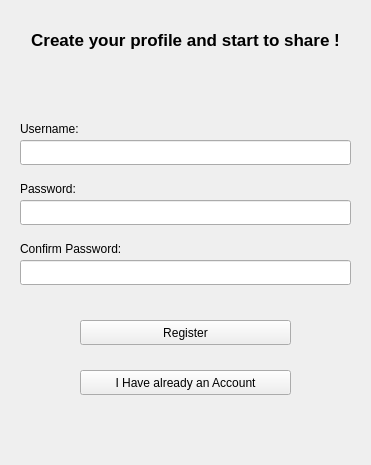
The window that Login/registrationdialog.ui (cosimo265598/Edilive) describes before a commit, drawn with Qt 5.
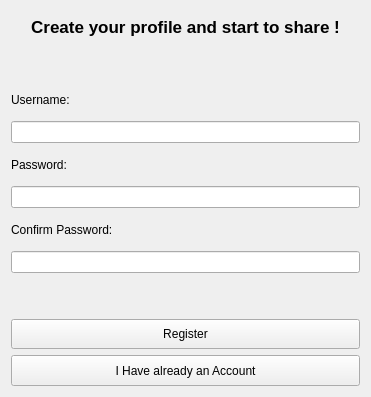
The same window after the commit.

Patch:
```diff
--- a/Login/registrationdialog.ui
+++ b/Login/registrationdialog.ui
@@ -2,104 +2,29 @@
 <ui version="4.0">
  <class>RegistrationDialog</class>
  <widget class="QWidget" name="RegistrationDialog">
+  <property name="enabled">
+   <bool>true</bool>
+  </property>
   <property name="geometry">
    <rect>
     <x>0</x>
     <y>0</y>
     <width>371</width>
-    <height>465</height>
+    <height>397</height>
    </rect>
   </property>
+  <property name="maximumSize">
+   <size>
+    <width>371</width>
+    <height>16777215</height>
+   </size>
+  </property>
   <property name="windowTitle">
    <string>Form</string>
   </property>
-  <widget class="QLineEdit" name="confirmPassword">
-   <property name="geometry">
-    <rect>
-     <x>20</x>
-     <y>260</y>
-     <width>331</width>
-     <height>25</height>
-    </rect>
-   </property>
-   <property name="text">
-    <string/>
-   </property>
-  </widget>
-  <widget class="QPushButton" name="pushButton_register">
-   <property name="geometry">
-    <rect>
-     <x>80</x>
-     <y>320</y>
-     <width>211</width>
-     <height>25</height>
-    </rect>
-   </property>
-   <property name="toolTip">
-    <string/>
-   </property>
-   <property name="autoFillBackground">
-    <bool>true</bool>
-   </property>
-   <property name="text">
-    <string>Register</string>
-   </property>
-  </widget>
-  <widget class="QLabel" name="confirmPasswordLabel">
-   <property name="geometry">
-    <rect>
-     <x>20</x>
-     <y>240</y>
-     <width>161</width>
-     <height>17</height>
-    </rect>
-   </property>
-   <property name="text">
-    <string>Confirm Password:</string>
-   </property>
-  </widget>
-  <widget class="QLineEdit" name="password">
-   <property name="geometry">
-    <rect>
-     <x>20</x>
-     <y>200</y>
-     <width>331</width>
-     <height>25</height>
-    </rect>
-   </property>
-  </widget>
-  <widget class="QLineEdit" name="username">
-   <property name="geometry">
-    <rect>
-     <x>20</x>
-     <y>140</y>
-     <width>331</width>
-     <height>25</height>
-    </rect>
-   </property>
-  </widget>
-  <widget class="QPushButton" name="pushButton_alreadyAnAccount">
-   <property name="geometry">
-    <rect>
-     <x>80</x>
-     <y>370</y>
-     <width>211</width>
-     <height>25</height>
-    </rect>
-   </property>
-   <property name="text">
-    <string>I Have already an Account</string>
-   </property>
-  </widget>
+  <layout class="QVBoxLayout" name="verticalLayout">
+   <item>
   <widget class="QLabel" name="label">
-   <property name="geometry">
-    <rect>
-     <x>10</x>
-     <y>30</y>
-     <width>351</width>
-     <height>20</height>
-    </rect>
-   </property>
    <property name="font">
     <font>
      <pointsize>13</pointsize>
@@ -123,54 +48,106 @@
     <bool>true</bool>
    </property>
   </widget>
-  <widget class="QLabel" name="passwordLabel">
-   <property name="geometry">
-    <rect>
-     <x>20</x>
-     <y>180</y>
-     <width>69</width>
-     <height>17</height>
-    </rect>
+   </item>
+   <item>
+    <widget class="QLabel" name="errorMessage">
+     <property name="layoutDirection">
+      <enum>Qt::LeftToRight</enum>
    </property>
    <property name="text">
-    <string>Password:</string>
-   </property>
-  </widget>
+      <string/>
+     </property>
+     <property name="alignment">
+      <set>Qt::AlignCenter</set>
+     </property>
+     <property name="wordWrap">
+      <bool>true</bool>
+     </property>
+    </widget>
+   </item>
+   <item>
   <widget class="QLabel" name="usernameLabel">
-   <property name="geometry">
-    <rect>
-     <x>20</x>
-     <y>120</y>
-     <width>73</width>
-     <height>17</height>
-    </rect>
-   </property>
    <property name="text">
     <string>Username:</string>
    </property>
   </widget>
-  <widget class="QLabel" name="errorMessage">
-   <property name="geometry">
-    <rect>
-     <x>20</x>
-     <y>80</y>
-     <width>331</width>
-     <height>17</height>
-    </rect>
-   </property>
-   <property name="layoutDirection">
-    <enum>Qt::LeftToRight</enum>
-   </property>
+   </item>
+   <item>
+    <widget class="QLineEdit" name="username"/>
+   </item>
+   <item>
+    <widget class="QLabel" name="passwordLabel">
+     <property name="text">
+      <string>Password:</string>
+     </property>
+    </widget>
+   </item>
+   <item>
+    <widget class="QLineEdit" name="password"/>
+   </item>
+   <item>
+    <widget class="QLabel" name="confirmPasswordLabel">
+     <property name="text">
+      <string>Confirm Password:</string>
+     </property>
+    </widget>
+   </item>
+   <item>
+    <widget class="QLineEdit" name="confirmPassword">
    <property name="text">
     <string/>
    </property>
-   <property name="alignment">
-    <set>Qt::AlignCenter</set>
-   </property>
-   <property name="wordWrap">
+    </widget>
+   </item>
+   <item>
+    <spacer name="verticalSpacer">
+     <property name="orientation">
+      <enum>Qt::Vertical</enum>
+     </property>
+     <property name="sizeType">
+      <enum>QSizePolicy::Maximum</enum>
+     </property>
+     <property name="sizeHint" stdset="0">
+      <size>
+       <width>20</width>
+       <height>40</height>
+      </size>
+     </property>
+    </spacer>
+   </item>
+   <item>
+    <widget class="QPushButton" name="pushButton_register">
+     <property name="sizePolicy">
+      <sizepolicy hsizetype="Minimum" vsizetype="Preferred">
+       <horstretch>0</horstretch>
+       <verstretch>0</verstretch>
+      </sizepolicy>
+     </property>
+     <property name="toolTip">
+      <string/>
+     </property>
+     <property name="autoFillBackground">
     <bool>true</bool>
    </property>
-  </widget>
+     <property name="text">
+      <string>Register</string>
+     </property>
+    </widget>
+   </item>
+   <item>
+    <widget class="QPushButton" name="pushButton_alreadyAnAccount">
+     <property name="sizePolicy">
+      <sizepolicy hsizetype="Minimum" vsizetype="Preferred">
+       <horstretch>0</horstretch>
+       <verstretch>0</verstretch>
+      </sizepolicy>
+     </property>
+     <property name="text">
+      <string>I Have already an Account</string>
+     </property>
+    </widget>
+   </item>
+  </layout>
  </widget>
  <resources/>
  <connections/>
```
Lines whose indentation alone changed are shown as unchanged.
